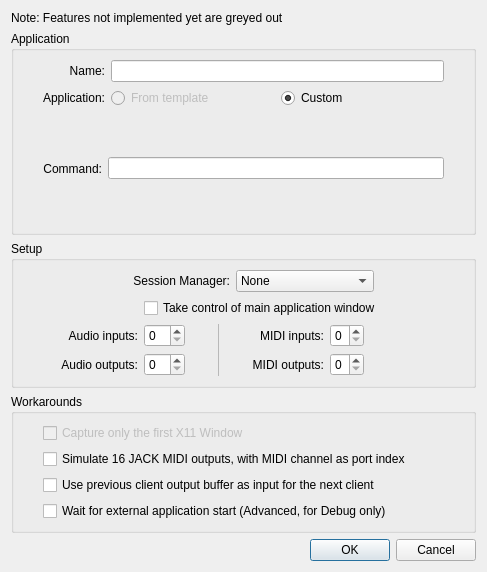
Above: resources/ui/carla_add_jack.ui from falkTX/Carla before the change. Below: the same form after it.
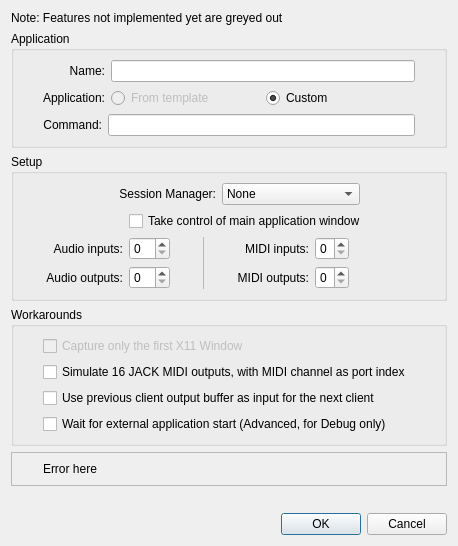
That is the form after the change. Icons and pictures are not drawn.

Diff of the .ui file:
```diff
--- a/resources/ui/carla_add_jack.ui
+++ b/resources/ui/carla_add_jack.ui
@@ -6,8 +6,8 @@
    <rect>
     <x>0</x>
     <y>0</y>
-    <width>487</width>
-    <height>572</height>
+    <width>458</width>
+    <height>546</height>
    </rect>
   </property>
   <property name="windowTitle">
@@ -54,7 +54,14 @@
        </widget>
       </item>
       <item row="0" column="2" colspan="2">
-       <widget class="QLineEdit" name="le_name"/>
+       <widget class="QLineEdit" name="le_name">
+        <property name="sizePolicy">
+         <sizepolicy hsizetype="Preferred" vsizetype="Fixed">
+          <horstretch>0</horstretch>
+          <verstretch>0</verstretch>
+         </sizepolicy>
+        </property>
+       </widget>
       </item>
       <item row="0" column="4" rowspan="3">
        <spacer name="horizontalSpacer_3">
@@ -536,6 +543,63 @@
      </layout>
     </widget>
    </item>
+   <item>
+    <widget class="QFrame" name="group_error">
+     <property name="frameShape">
+      <enum>QFrame::StyledPanel</enum>
+     </property>
+     <property name="frameShadow">
+      <enum>QFrame::Raised</enum>
+     </property>
+     <layout class="QHBoxLayout" name="horizontalLayout_4">
+      <item>
+       <widget class="QLabel" name="ico_error">
+        <property name="sizePolicy">
+         <sizepolicy hsizetype="Preferred" vsizetype="Preferred">
+          <horstretch>16</horstretch>
+          <verstretch>16</verstretch>
+         </sizepolicy>
+        </property>
+        <property name="maximumSize">
+         <size>
+          <width>16</width>
+          <height>16</height>
+         </size>
+        </property>
+        <property name="text">
+         <string/>
+        </property>
+        <property name="pixmap">
+         <pixmap resource="../resources.qrc">:/16x16/dialog-cancel.svgz</pixmap>
+        </property>
+        <property name="scaledContents">
+         <bool>true</bool>
+        </property>
+       </widget>
+      </item>
+      <item>
+       <widget class="QLabel" name="l_error">
+        <property name="text">
+         <string>Error here</string>
+        </property>
+       </widget>
+      </item>
+     </layout>
+    </widget>
+   </item>
+   <item>
+    <spacer name="verticalSpacer">
+     <property name="orientation">
+      <enum>Qt::Vertical</enum>
+     </property>
+     <property name="sizeHint" stdset="0">
+      <size>
+       <width>20</width>
+       <height>40</height>
+      </size>
+     </property>
+    </spacer>
+   </item>
    <item>
     <widget class="QDialogButtonBox" name="buttonBox">
      <property name="orientation">
```
Left out of the diff: 4 changed lines with no effect on the pictures.
